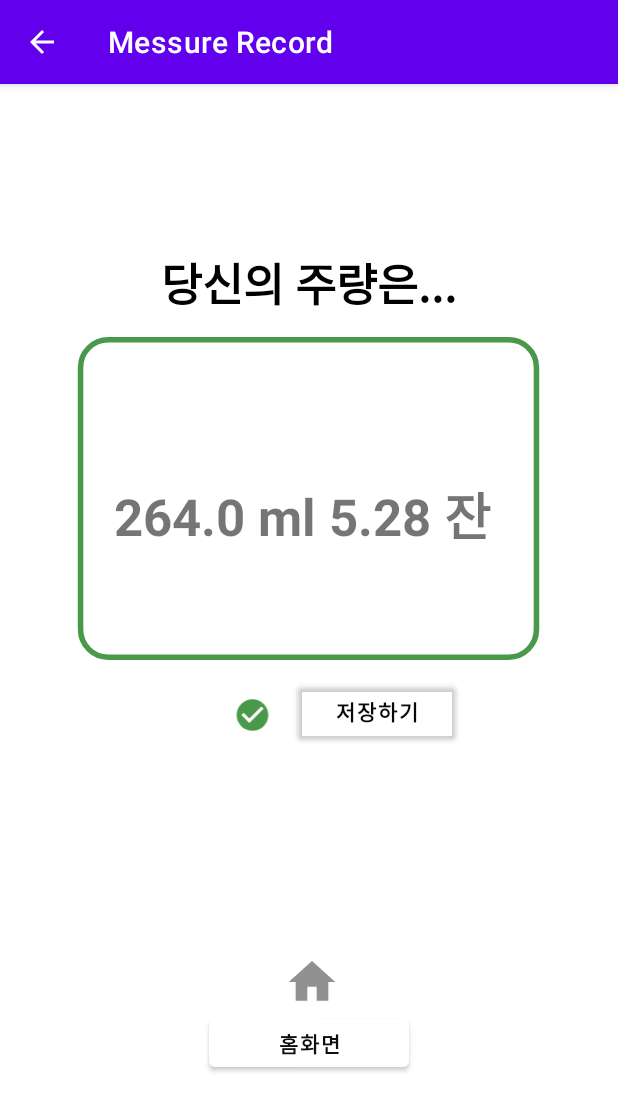
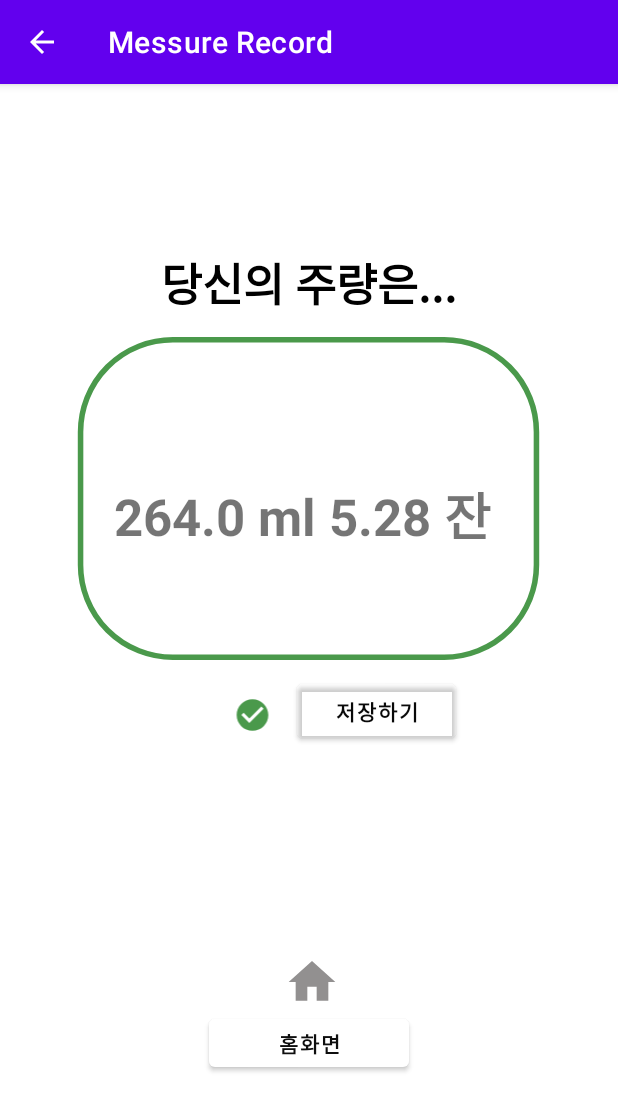
Before and after one commit to seohyun-kim/Drinking-Controller_by-Kotlin, an Android app: the MessureRecord screen opened directly, with no data from a screen before it, on a phone screen of 412 x 824 dp. Shown: the top 1111 px of the screen. Run offline under Robolectric (Android 15) with nearby library versions, the phone set to English and light mode, and no system bars.

Commit message:
add ui elements

```diff
--- a/app/src/main/res/drawable/ic_baseline_crop_5_4_24.xml
+++ b/app/src/main/res/drawable/ic_baseline_crop_5_4_24.xml
@@ -3,9 +3,9 @@
 <stroke android:width="6dp" android:color="#4A994B"/>
 <size android:width="500dp" android:height="350dp"/>
 <corners
-    android:bottomLeftRadius="30dp"
-    android:bottomRightRadius="30dp"
-    android:topLeftRadius="30dp"
-    android:topRightRadius="30dp" />
+    android:bottomLeftRadius="100dp"
+    android:bottomRightRadius="100dp"
+    android:topLeftRadius="100dp"
+    android:topRightRadius="100dp" />
 
 </shape>
```
Also changed, not shown: app/src/main/res/drawable/circle_g.xml (added, +7 -0 lines).
